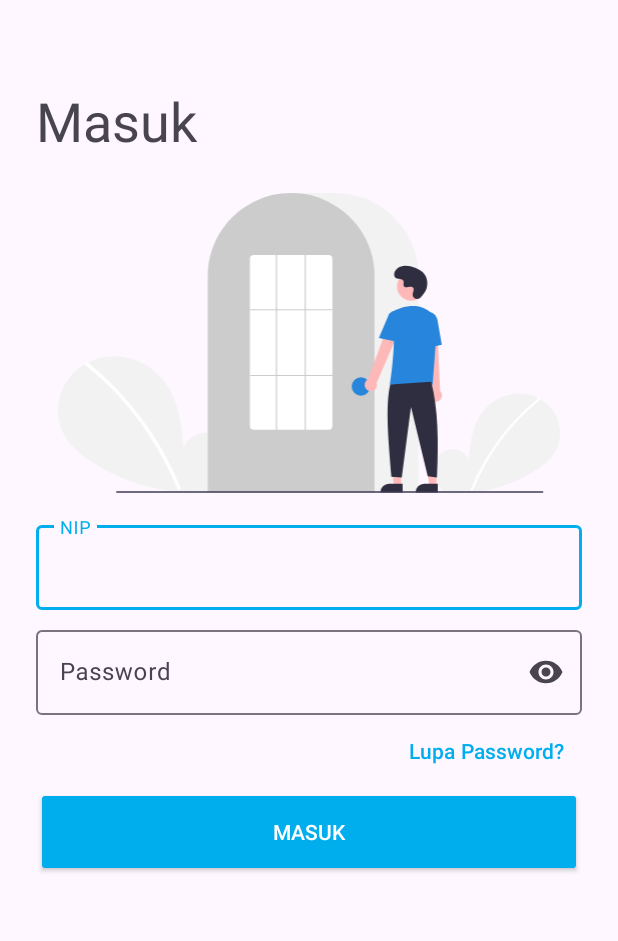
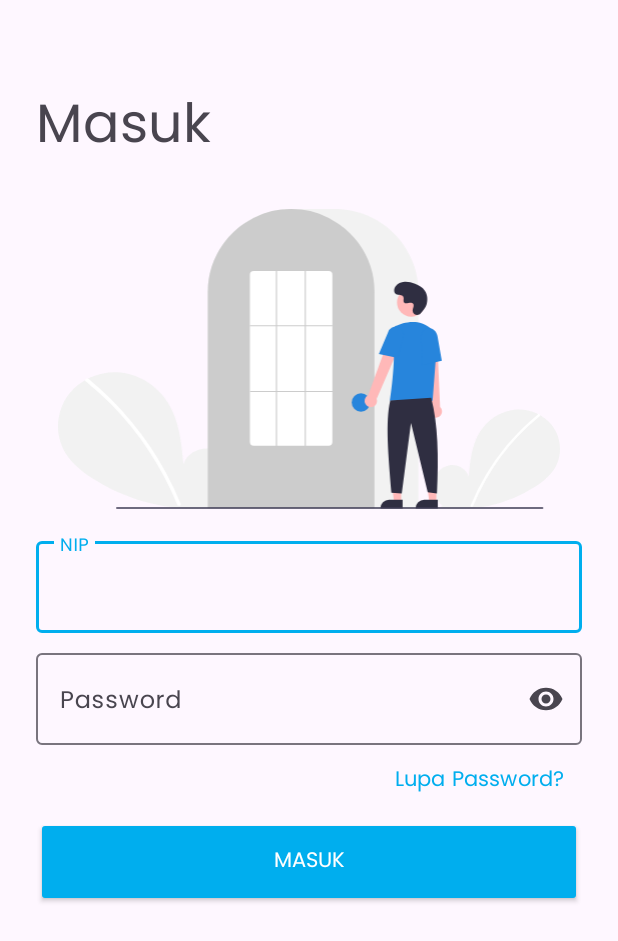
Before and after one commit to yysrll/MVVM-Monitoring-App, an Android app: the screen it shows after launch (LoginActivity), on a phone screen of 412 x 824 dp. Shown: the top 941 px of the screen. Run offline under Robolectric (Android 15) with nearby library versions, the phone set to English and light mode, and no system bars; our stand-ins replace Dagger/Hilt's generated code.

Commit message:
font: add poppins font as default

```diff
--- a/app/src/main/res/values-night/themes.xml
+++ b/app/src/main/res/values-night/themes.xml
@@ -12,5 +12,6 @@
         <!-- Status bar color. -->
         <item name="android:statusBarColor" >?attr/colorPrimaryVariant</item>
         <!-- Customize your theme here. -->
+        <item name="fontFamily">@font/poppins</item>
     </style>
 </resources>
--- a/app/src/main/res/values/themes.xml
+++ b/app/src/main/res/values/themes.xml
@@ -12,6 +12,7 @@
         <!-- Status bar color. -->
         <item name="android:statusBarColor" >?attr/colorPrimaryVariant</item>
         <!-- Customize your theme here. -->
+        <item name="fontFamily">@font/poppins</item>
     </style>
 
     <style name="CustomChipStyle" parent="Widget.Material3.Chip.Filter">
```
Also changed, not shown: app/src/main/res/font/poppins.ttf (added).
